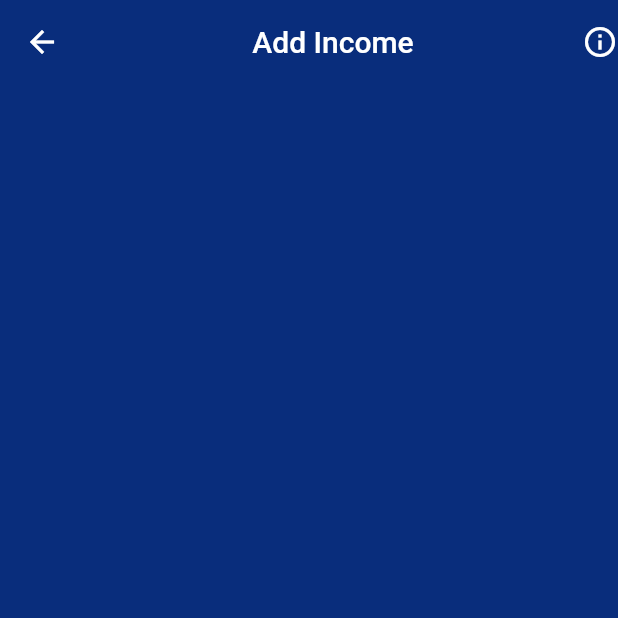
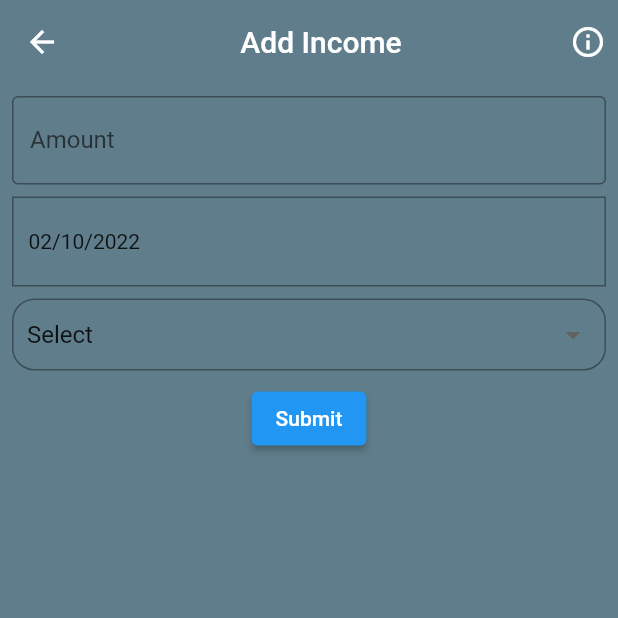
Before and after one commit to SouravPall/linn_books, a Flutter app: the screen it shows after launch, after a tap on the "add" icon, on a phone screen of 412 x 824 dp, the top half of it. Run offline on Flutter 3.47's test engine with Material 2 defaults, Android fonts, the phone set to English and light mode, and no system bars.

Commit message:
add income form

```diff
--- a/lib/main.dart
+++ b/lib/main.dart
@@ -1,7 +1,7 @@
 import 'package:flutter/material.dart';
 import 'package:linn_books/pages/Income_page.dart';
 import 'package:linn_books/pages/home_page.dart';
-import 'package:linn_books/utils/categories.dart';
+import 'package:linn_books/utils/drop_down_helper.dart';
 
 void main() {
   runApp(const MyApp());
@@ -23,6 +23,7 @@ class MyApp extends StatelessWidget {
       routes: {
         HomePage.routeName: (_) => HomePage(),
         IncomePage.routeName: (_) => IncomePage(),
+
       },
     );
   }
--- /dev/null
+++ b/lib/models/Income_model.dart
@@ -0,0 +1,14 @@
+class IncomeModel{
+  int amount;
+  String categories;
+  String dateTime;
+  String? note;
+
+
+  IncomeModel({required this.amount, required this.categories, required this.dateTime, this.note});
+
+  @override
+  String toString() {
+    return 'IncomeModel{amount: $amount, categories: $categories, dateTime: $dateTime, note: $note}';
+  }
+}
--- a/lib/pages/Income_page.dart
+++ b/lib/pages/Income_page.dart
@@ -1,4 +1,6 @@
 import 'package:flutter/material.dart';
+import 'package:intl/intl.dart';
+import '../widgets/custom_text_form_fiel.dart';
 
 class IncomePage extends StatefulWidget {
   static const routeName = '/income-page';
@@ -9,24 +11,141 @@ class IncomePage extends StatefulWidget {
 }
 
 class _IncomePageState extends State<IncomePage> {
+
+  List dropDownListData = [
+    {'title': 'Allowance', 'value': '1'},
+    {'title': 'Tips', 'value': '2'},
+    {'title': 'Other Income', 'value': '3'},
+    {'title': 'Salary', 'value': '4'},
+    {'title': 'Pretty cash', 'value': '5'},
+  ];
+  String defaultValue = '';
+  final TextEditingController _amountController = TextEditingController();
+  final TextEditingController _categoryController = TextEditingController();
+  final TextEditingController _dateTimeController = TextEditingController();
+  DateTime? _dateTime;
   @override
   Widget build(BuildContext context) {
     return Scaffold(
-      extendBodyBehindAppBar: true,
-      backgroundColor: const Color(0xFF092d7c),
+      backgroundColor: Colors.blueGrey,
       appBar: AppBar(
         backgroundColor: Colors.transparent,
         elevation: 0,
         title: const Center(child: Text('Add Income')),
+        centerTitle: true,
         actions: const [
-          Icon(Icons.info_outline)
+          Padding(
+            padding: EdgeInsets.all(8.0),
+            child: Icon(Icons.info_outline),
+          )
         ],
       ),
-      body: Column(
-        children: [
+      body: Padding(
+        padding: const EdgeInsets.all(8.0),
+        child: Column(
+          children: [
+            CustomTextFormField(
+              controller: _amountController,
+              textLable: 'Amount',
+            ),
+            const SizedBox(height: 8.0),
+            InkWell(
+              onTap: () {
+                pickDateTime();
+              },
+              child: Container(
+                alignment: Alignment.centerLeft,
+                height: 60,
+                width: double.infinity,
+                decoration: BoxDecoration(
+                    border: Border.all(color: Colors.black38)
+                ),
+                child: Padding(
+                  padding: const EdgeInsets.only(left: 10),
+                  child: Text(_dateTime == null ? DateFormat('dd/MM/yyyy').format(DateTime.now()) : DateFormat('dd/MM/yyyy').format(_dateTime!)),
+                ),
+              ),
+            ),
+            const SizedBox(height: 8.0),
+            InputDecorator(
+              decoration: InputDecoration(
+                border: OutlineInputBorder(
+                    borderRadius: BorderRadius.circular(15.0)),
+                contentPadding: const EdgeInsets.all(10),
+              ),
+              child: DropdownButtonHideUnderline(
+                child: DropdownButton<String>(
+                  value: defaultValue,
+                  isDense: true,
+                  isExpanded: true,
+                  menuMaxHeight: 350,
+                  items: [
+                    const DropdownMenuItem(
+                        value: "",
+                        child: Text(
+                          "Select",
+                        )),
+                    ...dropDownListData.map<DropdownMenuItem<String>>((data) {
+                      return DropdownMenuItem(
+                          value: data['value'],
+                          child: Text(data['title']));
+                    }).toList(),
+                  ],
+                  onChanged: (newValue) {
+                    setState(
+                          () {
+                        defaultValue = newValue!;
+                        print(defaultValue);
+                      },
+                    );
+                  },
+                ),
+              ),
+            ),
+            const SizedBox(height: 8.0),
+            ElevatedButton(
+              onPressed: () {
+                if (defaultValue == "") {
+                  print("Please Select a Category");
+                } else {
+                  print("Selected Category Value $defaultValue");
+                }
+                Navigator.pushNamed(context, '/home-page');
+              },
+              child: const Text("Submit"),
+            ),
 
-        ],
+          ],
+        ),
       ),
     );
   }
+  Future<void> pickDateTime() async {
+    final initialDate = DateTime.now();
+    final newDate = await showDatePicker(
+        context: context,
+        initialDate: _dateTime ?? initialDate,
+        firstDate: DateTime(DateTime.now().year - 100),
+        lastDate: DateTime(DateTime.now().year + 1),
+        builder: (context, child) => Theme(
+          data: ThemeData().copyWith(
+            colorScheme: const ColorScheme.light(
+                primary: Colors.greenAccent,
+                onPrimary: Colors.white,
+                onSurface: Colors.black),
+            dialogBackgroundColor: Colors.white,
+          ),
+          child: child ?? const Text(''),
+        ));
+    if (newDate == null) {
+      return;
+    }
+    setState(() {
+      _dateTime = newDate;
+      String dob = DateFormat('dd/MM/yyyy').format(newDate);
+      _dateTimeController.text = dob;
+    });
+  }
+
+
 }
--- a/lib/pages/home_page.dart
+++ b/lib/pages/home_page.dart
@@ -54,7 +54,7 @@ class _HomePageState extends State<HomePage> {
                             ),
                             InkWell(
                                 onTap: () {
-
+                                  const MyHeaderDrawer();
                                 },
                                 child: Image.asset(
                                   'images/menu.png',
@@ -128,10 +128,10 @@ class _HomePageState extends State<HomePage> {
                                   ),
                                 ),
                                 Text(
-                                  '${DateFormat('dd-MMM hh:mm').format(today)}',
+                                  '${DateFormat('dd-MMM hh:mm a').format(today)}',
                                   style: const TextStyle(
                                     color: Colors.white,
-                                    fontSize: 18,
+                                    fontSize: 16,
                                     fontWeight: FontWeight.bold,
                                   ),
                                 ),
@@ -238,7 +238,7 @@ class _HomePageState extends State<HomePage> {
                         ),
                       ],
                     ),
-                    const SizedBox(height: 3,),
+                    const SizedBox(height: 5,),
 
                     //----------categories------
                     Column(
--- /dev/null
+++ b/lib/widget/custom_text_form_field.dart
@@ -0,0 +1 @@
+// TODO Implement this library.
--- /dev/null
+++ b/lib/widgets/custom_text_form_fiel.dart
@@ -0,0 +1,30 @@
+import 'package:flutter/material.dart';
+
+class CustomTextFormField extends StatelessWidget {
+  const CustomTextFormField({
+    Key? key,
+    required TextEditingController controller,
+    required textLable
+  }) : _controller = controller,_textLable = textLable, super(key: key);
+
+  final TextEditingController _controller;
+  final String _textLable;
+
+  @override
+  Widget build(BuildContext context) {
+    return TextFormField(
+      controller: _controller,
+      keyboardType: TextInputType.number,
+      decoration:  InputDecoration(
+        border: const OutlineInputBorder(),
+        label: Text(_textLable),
+      ),
+      validator: (value){
+        if (value == null || value.isEmpty){
+          return '$_textLable User name cannot be empty';
+        }
+        return null;
+      },
+    );
+  }
+}
```
Also changed, not shown: lib/widget/custom_date_picker_form_field.dart (added, +33 -0 lines), pubspec.yaml (+7 -0 lines), pubspec.lock, 1 other file.
